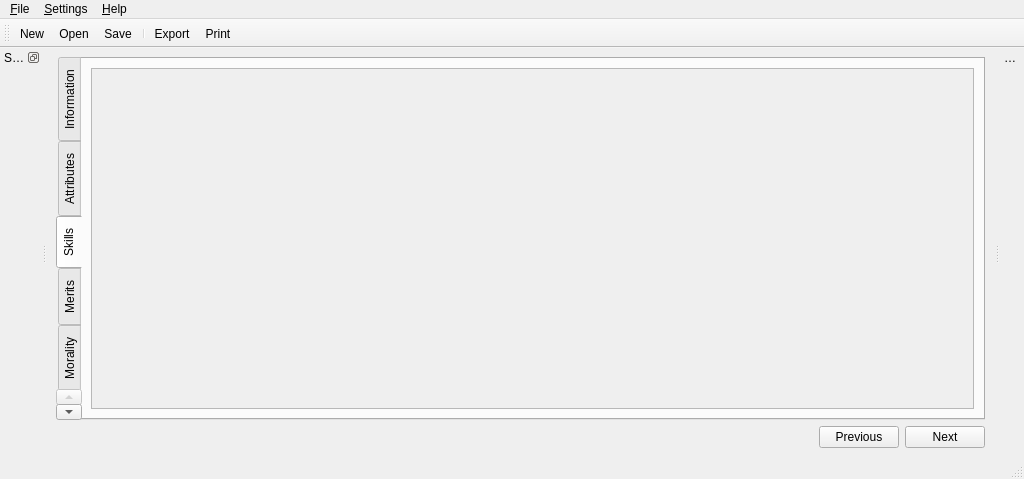
Old version of the form ui/MainWindow.ui in the repository Kamduis/SoulCreator.
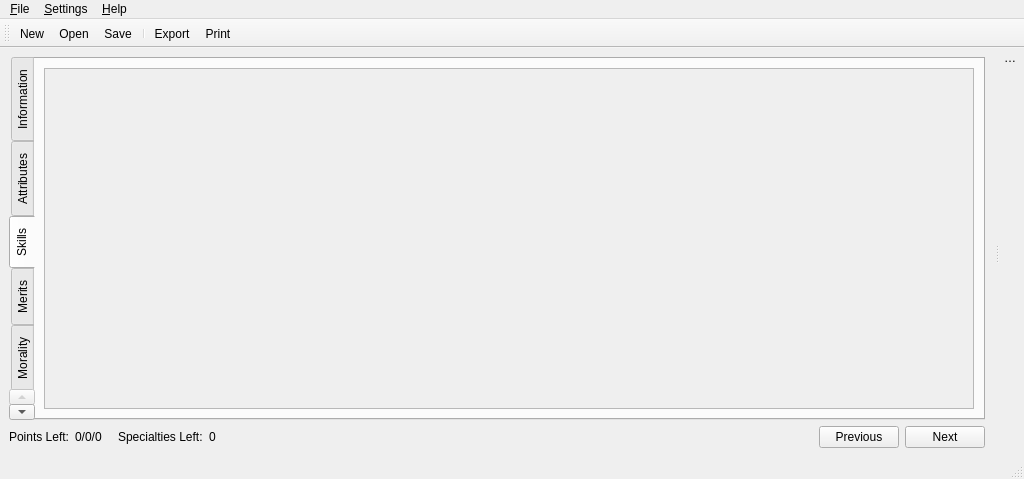
New version of the form. The open tabs and pages were chosen to show the change. Icons and pictures are not drawn.

Patch:
```diff
--- a/ui/MainWindow.ui
+++ b/ui/MainWindow.ui
@@ -14,7 +14,7 @@
    <string>MainWindow</string>
   </property>
   <widget class="QWidget" name="centralwidget">
-   <layout class="QVBoxLayout" name="verticalLayout_4">
+   <layout class="QVBoxLayout" name="verticalLayout_15">
     <item>
      <widget class="QTabWidget" name="tabWidget">
       <property name="tabPosition">
@@ -151,12 +151,16 @@
             <rect>
              <x>0</x>
              <y>0</y>
-             <width>868</width>
+             <width>909</width>
              <height>345</height>
             </rect>
            </property>
            <layout class="QVBoxLayout" name="verticalLayout_5">
             <item>
+             <layout class="QHBoxLayout" name="horizontalLayout_10">
+              <item>
+               <layout class="QVBoxLayout" name="verticalLayout_4">
+                <item>
              <widget class="QFrame" name="frame_skills">
               <layout class="QVBoxLayout" name="layout_skills">
                <property name="margin">
@@ -179,6 +183,19 @@
              </spacer>
             </item>
            </layout>
+              </item>
+              <item>
+               <widget class="QFrame" name="frame_skillSpecialties">
+                <layout class="QVBoxLayout" name="layout_specialties">
+                 <property name="margin">
+                  <number>0</number>
+                 </property>
+                </layout>
+               </widget>
+              </item>
+             </layout>
+            </item>
+           </layout>
           </widget>
          </widget>
         </item>
@@ -380,6 +397,68 @@
     </item>
     <item>
      <layout class="QHBoxLayout" name="horizontalLayout_2">
+      <item>
+       <widget class="QFrame" name="frame_creationPoints">
+        <layout class="QHBoxLayout" name="horizontalLayout_12">
+         <property name="margin">
+          <number>0</number>
+         </property>
+         <item>
+          <widget class="QLabel" name="label_points">
+           <property name="text">
+            <string>Points Left:</string>
+           </property>
+          </widget>
+         </item>
+         <item>
+          <widget class="QLabel" name="label_pointsLeft">
+           <property name="text">
+            <string>0/0/0</string>
+           </property>
+          </widget>
+         </item>
+         <item>
+          <spacer name="horizontalSpacer_10">
+           <property name="orientation">
+            <enum>Qt::Horizontal</enum>
+           </property>
+           <property name="sizeType">
+            <enum>QSizePolicy::Fixed</enum>
+           </property>
+           <property name="sizeHint" stdset="0">
+            <size>
+             <width>10</width>
+             <height>10</height>
+            </size>
+           </property>
+          </spacer>
+         </item>
+         <item>
+          <widget class="QFrame" name="frame_creationPointsSpecialties">
+           <layout class="QHBoxLayout" name="horizontalLayout_13">
+            <property name="margin">
+             <number>0</number>
+            </property>
+            <item>
+             <widget class="QLabel" name="label_specialties">
+              <property name="text">
+               <string>Specialties Left:</string>
+              </property>
+             </widget>
+            </item>
+            <item>
+             <widget class="QLabel" name="label_specialtiesLeft">
+              <property name="text">
+               <string>0</string>
+              </property>
+             </widget>
+            </item>
+           </layout>
+          </widget>
+         </item>
+        </layout>
+       </widget>
+      </item>
       <item>
        <spacer name="horizontalSpacer_2">
         <property name="orientation">
@@ -487,36 +566,6 @@
     <layout class="QVBoxLayout" name="layout_advantages"/>
    </widget>
   </widget>
-  <widget class="QDockWidget" name="dockWidget_specialties">
-   <property name="sizePolicy">
-    <sizepolicy hsizetype="Preferred" vsizetype="Expanding">
-     <horstretch>0</horstretch>
-     <verstretch>0</verstretch>
-    </sizepolicy>
-   </property>
-   <property name="features">
-    <set>QDockWidget::DockWidgetFloatable|QDockWidget::DockWidgetMovable</set>
-   </property>
-   <property name="windowTitle">
-    <string>Specialties</string>
-   </property>
-   <attribute name="dockWidgetArea">
-    <number>1</number>
-   </attribute>
-   <widget class="QWidget" name="dockWidget_specialtiesContents">
-    <property name="sizePolicy">
-     <sizepolicy hsizetype="Preferred" vsizetype="Expanding">
-      <horstretch>0</horstretch>
-      <verstretch>0</verstretch>
-     </sizepolicy>
-    </property>
-    <layout class="QVBoxLayout" name="layout_specialties">
-     <property name="margin">
-      <number>0</number>
-     </property>
-    </layout>
-   </widget>
-  </widget>
   <action name="actionSave">
    <property name="text">
     <string>&amp;Save</string>
```
Left out of the diff: 13 changed lines with no effect on the pictures. Lines whose indentation alone changed are shown as unchanged.
